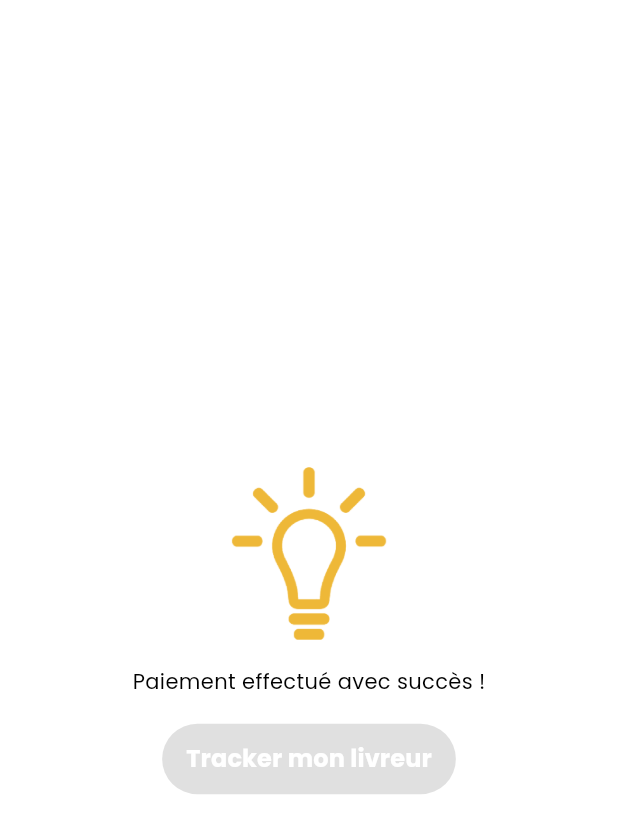
After one commit to frwk/challenge_delivery_flutter, a Flutter app: the PaymentSuccessScreen screen opened by its route, on a phone screen of 412 x 824 dp. The commit adds this screen. Shown: the top 833 px of the screen. Run offline on Flutter 3.47's test engine with Material 3 defaults, Android fonts, the phone set to English and light mode, and no system bars; our stand-ins replace bloc, equatable, firebase_core, firebase_messaging, flutter_bloc, flutter_dotenv and 10 more; missing offline and left inert: android_intent_plus, dart:ffi, flutter_polyline_points, flutter_stripe; accounts and stored records are empty.

Commit message:
feat(payment): Finishing payment process

```diff
--- a/lib/bloc/payment/payment_bloc.dart
+++ b/lib/bloc/payment/payment_bloc.dart
@@ -2,6 +2,7 @@ import 'dart:async';
 import 'dart:ffi';
 
 import 'package:bloc/bloc.dart';
+import 'package:challenge_delivery_flutter/bloc/order/order_bloc.dart';
 import 'package:challenge_delivery_flutter/services/payment/stripe_payment_service.dart';
 import 'package:meta/meta.dart';
 
@@ -17,10 +18,6 @@ class PaymentBloc extends Bloc<PaymentEvent, PaymentState> {
     try {
       emit(PaymentLoadingState());
       await paymentService.stripeMakePayment(event.amount, event.currency);
-      // var amount = paymentService.calculateAmount(event.amount);
-      // print('l20');
-      // print(amount);
-      // await paymentService.createPaymentIntent(amount, "EUR");
     } catch (e) {
       emit(PaymentFailureState(e.toString()));
     }
--- a/lib/bloc/payment/payment_event.dart
+++ b/lib/bloc/payment/payment_event.dart
@@ -10,3 +10,5 @@ class PaymentIntentEvent extends PaymentEvent {
 
   PaymentIntentEvent(this.amount, this.currency);
 }
+
+class PaymentSuccessEvent extends PaymentEvent {}
--- a/lib/main.dart
+++ b/lib/main.dart
@@ -17,6 +17,7 @@ import 'package:challenge_delivery_flutter/views/order/create_order_screen.dart'
 import 'package:challenge_delivery_flutter/views/order/order_summary.dart';
 import 'package:challenge_delivery_flutter/services/location_service.dart';
 import 'package:challenge_delivery_flutter/views/order/create_order_screen.dart';
+import 'package:challenge_delivery_flutter/views/payment/payment_success_screen.dart';
 import 'package:firebase_core/firebase_core.dart';
 import 'package:flutter/material.dart';
 import 'package:flutter/services.dart';
@@ -88,6 +89,7 @@ class _MyAppState extends State<MyApp> {
             '/forgot-password': (context) => const ForgotPasswordScreen(),
             '/create-order': (context) => const CreateOrderScreen(),
             '/order-summary': (context) => const OrderSummaryScreen(),
+            '/payment-success': (context) => const PaymentSuccessScreen(),
             '/complaints': (context) => const ComplaintListingScreen(),
             '/complaint-detail': (context) => const ComplaintDetailScreen(),
           }),
--- /dev/null
+++ b/lib/views/payment/payment_success_screen.dart
@@ -0,0 +1,23 @@
+import 'package:challenge_delivery_flutter/atoms/button_atom.dart';
+import 'package:flutter/material.dart';
+
+class PaymentSuccessScreen extends StatelessWidget {
+  const PaymentSuccessScreen({super.key});
+
+  @override
+  Widget build(BuildContext context) {
+    return const Scaffold(
+      body: Column(
+        mainAxisAlignment: MainAxisAlignment.center,
+        children: [
+          Image(image: AssetImage('assets/img/payment/payment_successful.png'), height: 150,),
+          Text('Paiement effectué avec succès !'),
+          ButtonAtom(
+              data: 'Tracker mon livreur',
+              color: Colors.orangeAccent,
+              buttonSize: ButtonSize.medium,
+          )
+        ],
+      ));
+  }
+}
--- a/pubspec.yaml
+++ b/pubspec.yaml
@@ -99,6 +99,7 @@ flutter:
     - ./assets/img/welcome/
     - ./assets/img/splash/
     - ./assets/img/markers/
+    - ./assets/img/payment/
 
   # An image asset can refer to one or more resolution-specific "variants", see
   # https://flutter.dev/assets-and-images/#resolution-aware
```
Also changed, not shown: lib/listener/payment/payment_listener.dart (added, +32 -0 lines), lib/services/payment/stripe_payment_service.dart (+11 -9 lines), assets/img/payment/payment_successful.png (added).
